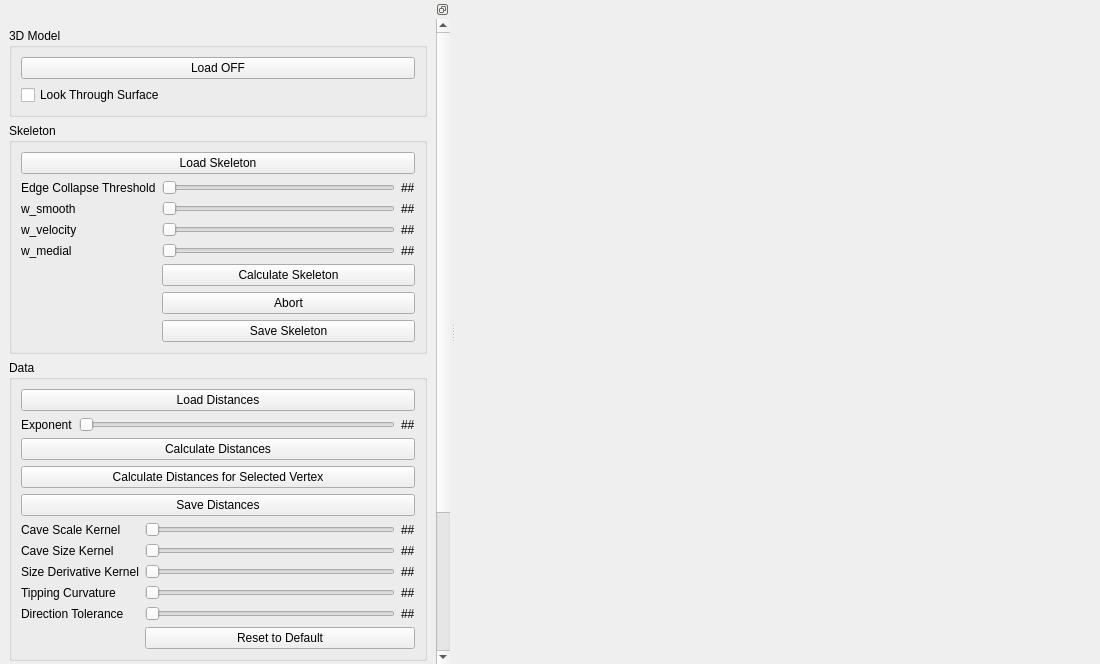
Qt form CaveSegmentationGUI/cavesegmentationgui.ui (NSchertler/CaveSegmentation) before a commit.
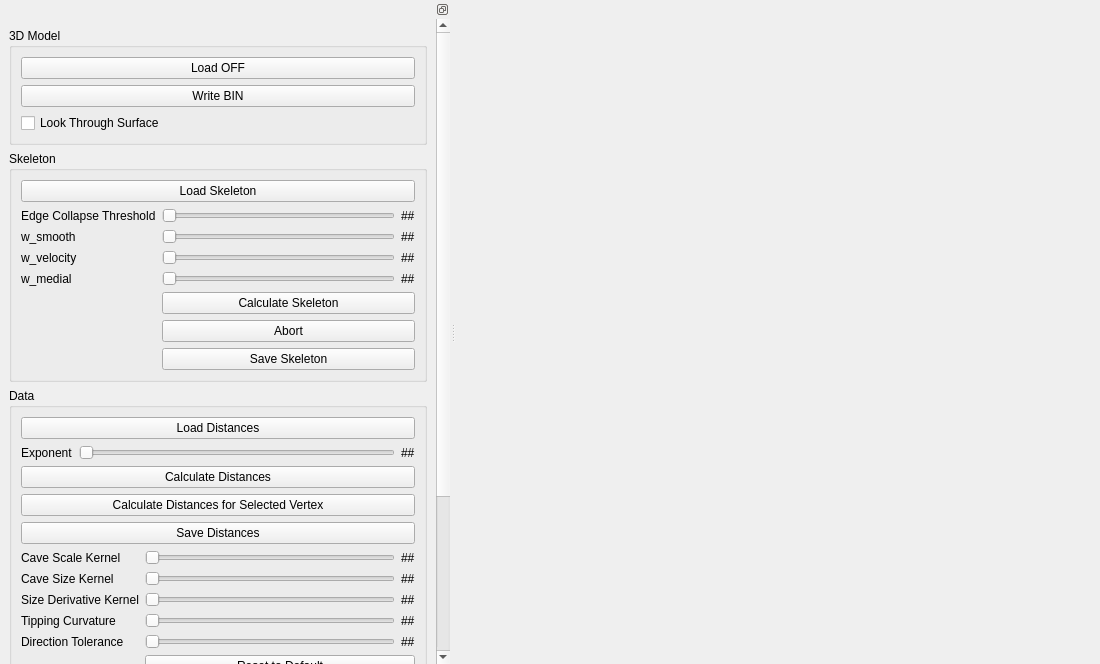
The same form after that commit. Icons and pictures are not drawn.

Diff of the .ui file:
```diff
--- a/CaveSegmentationGUI/cavesegmentationgui.ui
+++ b/CaveSegmentationGUI/cavesegmentationgui.ui
@@ -53,7 +53,7 @@
        <x>0</x>
        <y>0</y>
        <width>433</width>
-       <height>914</height>
+       <height>943</height>
       </rect>
      </property>
      <layout class="QVBoxLayout" name="rootLayout">
@@ -70,6 +70,13 @@
            </property>
           </widget>
          </item>
+         <item>
+          <widget class="QPushButton" name="btnWriteBin">
+           <property name="text">
+            <string>Write BIN</string>
+           </property>
+          </widget>
+         </item>
          <item>
           <widget class="QCheckBox" name="chkLookThrough">
            <property name="text">
```
